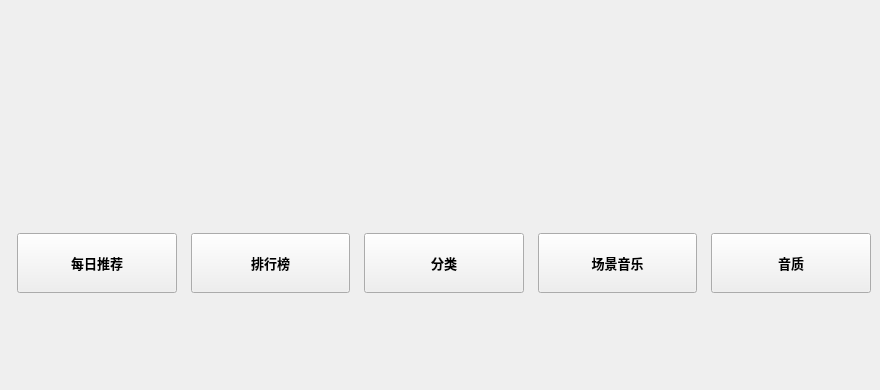
This is KuGouStart/RecommendForYou/RecommendForYou.ui in a-mo-xi-wei/Qt-KuGouAppClient as Qt 5 draws it before an edit. The edited form follows.
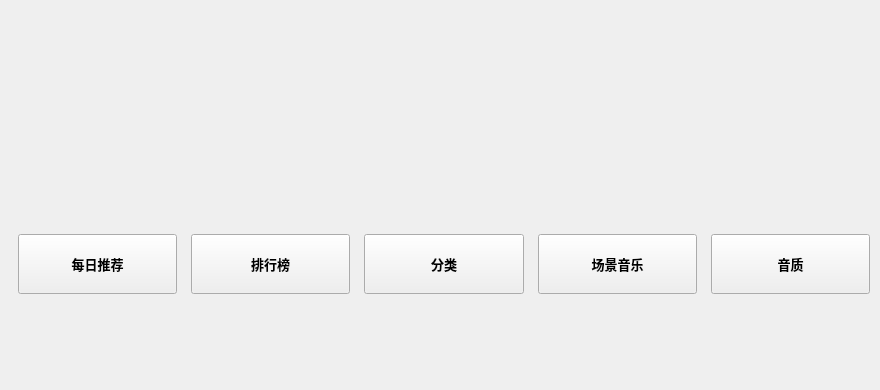
This is the edited form. Custom widgets are drawn as their Qt base class.

Commit message: 解决堆栈窗口缩放问题

Patch:
```diff
--- a/KuGouStart/RecommendForYou/RecommendForYou.ui
+++ b/KuGouStart/RecommendForYou/RecommendForYou.ui
@@ -11,7 +11,7 @@
    </rect>
   </property>
   <property name="sizePolicy">
-   <sizepolicy hsizetype="Expanding" vsizetype="Preferred">
+   <sizepolicy hsizetype="Preferred" vsizetype="Preferred">
     <horstretch>0</horstretch>
     <verstretch>0</verstretch>
    </sizepolicy>
@@ -21,19 +21,19 @@
   </property>
   <layout class="QVBoxLayout" name="verticalLayout">
    <property name="spacing">
-    <number>0</number>
+    <number>1</number>
    </property>
    <property name="leftMargin">
-    <number>0</number>
+    <number>1</number>
    </property>
    <property name="topMargin">
-    <number>0</number>
+    <number>1</number>
    </property>
    <property name="rightMargin">
-    <number>0</number>
+    <number>1</number>
    </property>
    <property name="bottomMargin">
-    <number>0</number>
+    <number>1</number>
    </property>
    <item>
     <widget class="MyScrollArea" name="scrollArea">
@@ -51,7 +51,7 @@
        <rect>
         <x>0</x>
         <y>0</y>
-        <width>880</width>
+        <width>878</width>
         <height>360</height>
        </rect>
       </property>
```
The commit also changes 3 other files.
